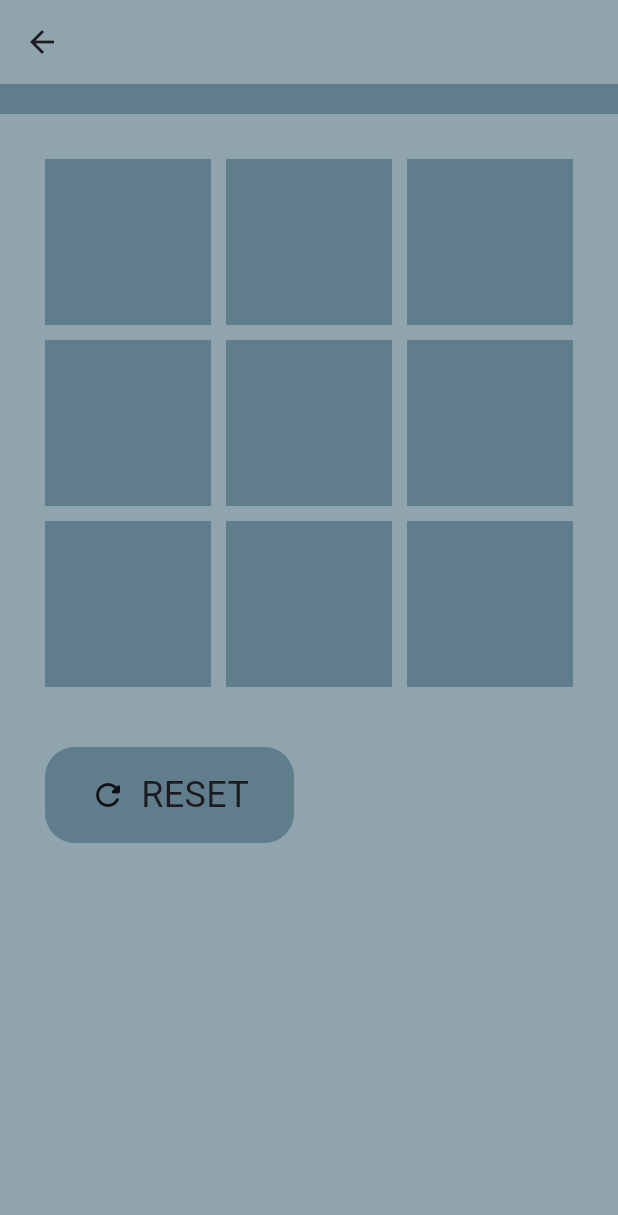
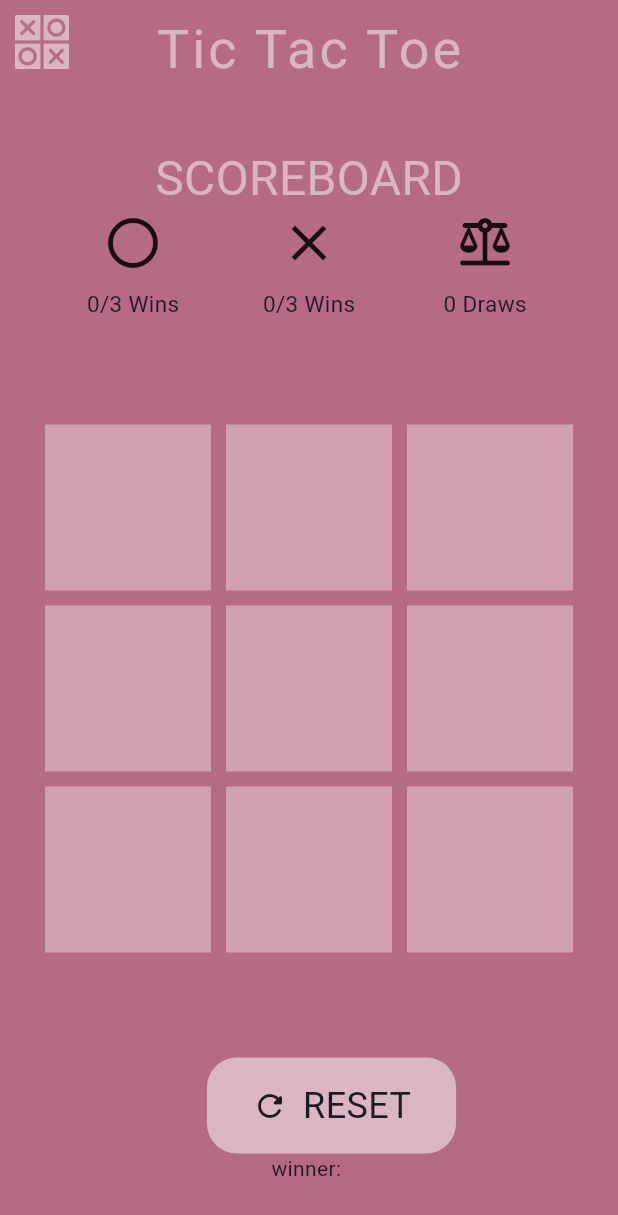
Before and after one commit to asmitrawal/tic_tac_toe_app, a Flutter app: the GameBoard screen opened directly, on a phone screen of 412 x 824 dp. Shown: the top 1215 px of the screen. Run offline on Flutter 3.47's test engine with Material 3 defaults, Android fonts, the phone set to English and light mode, and no system bars; our stand-ins replace google_fonts.

Commit message:
win condition check added, GameBoard UI in progress

```diff
--- /dev/null
+++ b/lib/components/custom_home_button.dart
@@ -0,0 +1,33 @@
+import 'package:flutter/material.dart';
+import 'package:tic_tac_toe_app/pages/home_screen.dart';
+
+class CustomHomeButton extends StatelessWidget {
+  const CustomHomeButton({super.key});
+
+  @override
+  Widget build(BuildContext context) {
+    return InkWell(
+      onTap: () {
+        Navigator.of(context).pushAndRemoveUntil(
+          MaterialPageRoute(
+            builder: (context) {
+              return HomeScreen();
+            },
+          ),
+          (route) {
+            return false;
+          },
+        );
+      },
+      child: Padding(
+        padding: const EdgeInsets.all(10),
+        child: SizedBox(
+            height: 5,
+            child: Image.asset(
+              "assets/tic_tac_toe.png",
+              color: Color(0xFFdab5c3),
+            )),
+      ),
+    );
+  }
+}
--- a/lib/components/custom_reset_button.dart
+++ b/lib/components/custom_reset_button.dart
@@ -20,7 +20,7 @@ class CustomResetButton extends StatelessWidget {
           padding: EdgeInsets.symmetric(
               horizontal: Constants.paddingHor, vertical: Constants.paddingVer),
           decoration: BoxDecoration(
-            color: Colors.blueGrey,
+            color: Color(0xFFdab5c3),
             borderRadius: BorderRadius.circular(20),
           ),
           child: Row(
--- a/lib/components/custom_select_button.dart
+++ b/lib/components/custom_select_button.dart
@@ -16,19 +16,13 @@ class CustomSelectButton extends StatelessWidget {
   Widget build(BuildContext context) {
     return InkWell(
       onTap: () {
-        Navigator.push(
+        Navigator.pushAndRemoveUntil(
           context,
           MaterialPageRoute(
             builder: (context) => GameBoard(),
           ),
+          (route) => false,
         );
-        // Navigator.pushAndRemoveUntil(
-        //   context,
-        //   MaterialPageRoute(
-        //     builder: (context) => GameBoard(),
-        //   ),
-        //   (route) => false,
-        // );
       },
       child: Container(
         width: MediaQuery.of(context).size.width * 0.7,
--- a/lib/components/grid_box.dart
+++ b/lib/components/grid_box.dart
@@ -16,10 +16,8 @@ class GridBox extends StatelessWidget {
       onTap: onTap,
       child: Container(
         alignment: Alignment.center,
-        height: 40,
-        width: 40,
         decoration: BoxDecoration(
-          color: Colors.blueGrey,
+          color: Color(0xFFd0a0b2),
         ),
         child: Text(
           text,
--- a/lib/components/score_board.dart
+++ b/lib/components/score_board.dart
@@ -1,4 +1,6 @@
+// ignore_for_file: public_member_api_docs, sort_constructors_first
 import 'package:flutter/material.dart';
+import 'package:tic_tac_toe_app/constants/constants.dart';
 
 class ScoreBoard extends StatelessWidget {
   const ScoreBoard({super.key});
@@ -6,12 +8,69 @@ class ScoreBoard extends StatelessWidget {
   @override
   Widget build(BuildContext context) {
     return Container(
-      height: 20,
-      // width: 20,
-      color: Colors.blueGrey,
-      child: Row(
-        children: [],
+      margin: EdgeInsets.symmetric(horizontal: Constants.margin),
+      child: Column(
+        children: [
+          Text(
+            "SCOREBOARD",
+            style: TextStyle(fontSize: 32,color: Color(0xFFdab5c3)),
+          ),
+          Row(
+            mainAxisAlignment: MainAxisAlignment.start,
+            // mainAxisSize: MainAxisSize.min,
+            children: [
+              SquareTile(
+                icon: Icons.circle_outlined,
+                text: "0/3 Wins",
+              ),
+              SquareTile(
+                icon: Icons.close,
+                text: "0/3 Wins",
+              ),
+              SquareTile(
+                icon: Icons.balance_rounded,
+                text: "0 Draws",
+              ),
+            ],
+          ),
+        ],
       ),
     );
   }
 }
+
+class SquareTile extends StatelessWidget {
+  final IconData icon;
+  final String text;
+  const SquareTile({
+    Key? key,
+    required this.icon,
+    required this.text,
+  }) : super(key: key);
+
+  @override
+  Widget build(BuildContext context) {
+    return Flexible(
+      fit: FlexFit.tight,
+      child: Container(
+          child: Column(
+            children: [
+              //symbol
+              Icon(
+                icon,
+                size: 40,
+              ),
+              SizedBox(
+                height: 10,
+              ),
+
+              //text
+              Text(
+                text,
+                style: TextStyle(fontSize: 15),
+              )
+            ],
+          )),
+    );
+  }
+}
--- a/lib/main.dart
+++ b/lib/main.dart
@@ -20,6 +20,7 @@ class MyApp extends StatelessWidget {
         useMaterial3: true,
       ),
       home: HomeScreen(),
+      debugShowCheckedModeBanner: false,
     );
   }
 }
--- a/lib/pages/game_board.dart
+++ b/lib/pages/game_board.dart
@@ -1,4 +1,5 @@
 import 'package:flutter/material.dart';
+import 'package:tic_tac_toe_app/components/custom_home_button.dart';
 import 'package:tic_tac_toe_app/components/custom_reset_button.dart';
 import 'package:tic_tac_toe_app/components/grid_box.dart';
 import 'package:tic_tac_toe_app/components/score_board.dart';
@@ -14,27 +15,41 @@ class GameBoard extends StatefulWidget {
 class _GameBoardState extends State<GameBoard> {
   List<String> gridValues = List.filled(9, '');
   bool ohTurn = true;
+  String? winner = '';
 
   @override
   Widget build(BuildContext context) {
     return Scaffold(
         appBar: AppBar(
-          backgroundColor: Colors.blueGrey[300],
+          title: Transform.translate(
+            offset: const Offset(0,5),
+            child: Text(
+              "Tic Tac Toe",
+              style: TextStyle(
+                fontSize: 36,
+                letterSpacing: 2,
+                color: Color(0xFFdab5c3)
+              ),
+            ),
+          ),
+          centerTitle: true,
+          leading: CustomHomeButton(),
+          backgroundColor: Color(0xFFb56b86),
+          //Color(0xFF751337)
         ),
-        backgroundColor: Colors.blueGrey[300],
+        backgroundColor: Color(0xFFb56b86),
         body: Column(
-          crossAxisAlignment: CrossAxisAlignment.start,
+          // crossAxisAlignment: CrossAxisAlignment.start,
           children: [
+            SizedBox(height: 40),
             ScoreBoard(),
+            SizedBox(height: 40),
             Flexible(
               child: buildGrid(context),
             ),
-            SizedBox(
-              height: 10,
-            ),
-            CustomResetButton(
-              onTap: resetBoard,
-            ),
+            SizedBox(height: 40),
+            CustomResetButton(onTap: resetBoard),
+            Text("winner: $winner"),
           ],
         ));
   }
@@ -53,8 +68,10 @@ class _GameBoardState extends State<GameBoard> {
           return GridBox(
             text: gridValues[index],
             onTap: () {
-              setState(() {});
-              gridValues[index] = printExOrOh(gridValue: gridValues[index]);
+              setState(() {
+                gridValues[index] = printExOrOh(gridValue: gridValues[index]);
+                checkWinCondition();
+              });
             },
           );
         },
@@ -87,5 +104,29 @@ class _GameBoardState extends State<GameBoard> {
     setState(() {});
     gridValues = List.filled(9, '');
     ohTurn = true;
+    winner = '';
+  }
+
+  //use of regExp instad of if-else
+  void checkWinCondition() {
+    String boardPattern = "";
+    for (String? value in gridValues) {
+      boardPattern += value!.isEmpty ? "*" : value;
+    }
+    final regExpOh = RegExp(
+        r'^OOO......|...OOO...|......OOO|O..O..O..|.O..O..O.|..O..O..O|O...O...O|..O.O.O..$');
+    final regExpEx = RegExp(
+        r'^XXX......|...XXX...|......XXX|X..X..X..|.X..X..X.|..X..X..X|X...X...X|..X.X.X..$');
+    switch (boardPattern) {
+      case _ when regExpOh.hasMatch(boardPattern):
+        winner = "O";
+        break;
+      case _ when regExpEx.hasMatch(boardPattern):
+        winner = "X";
+        break;
+      default:
+        if (!gridValues.contains("") && winner != "X" && winner != "O")
+          winner = "DRAW";
+    }
   }
 }
```
